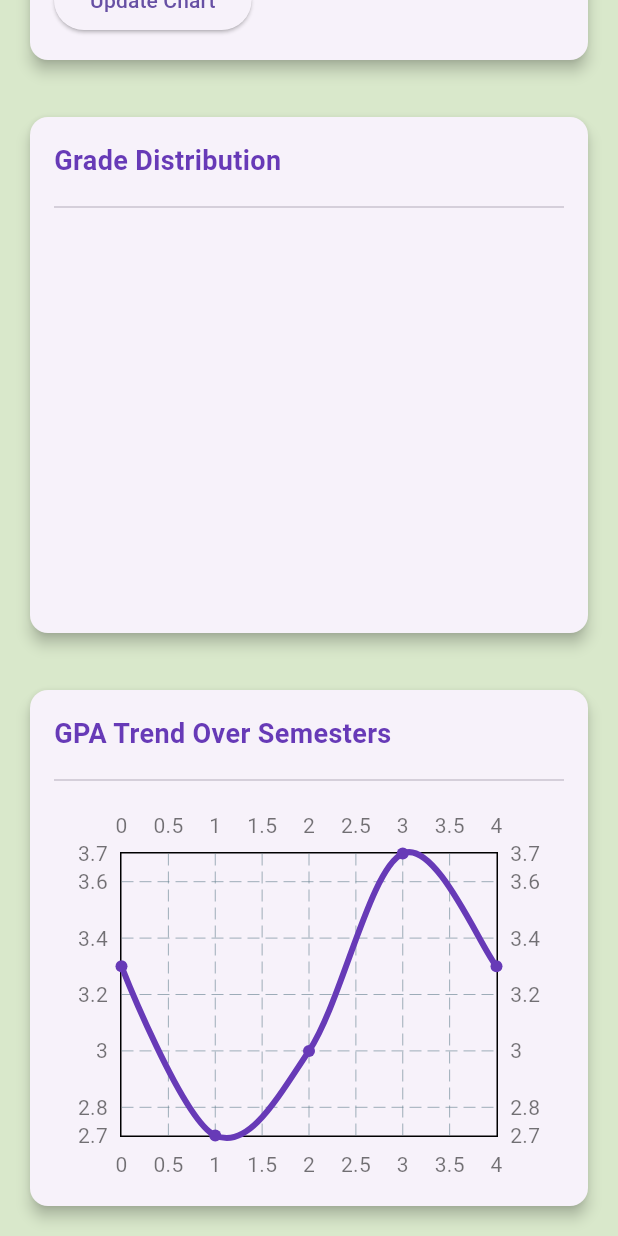
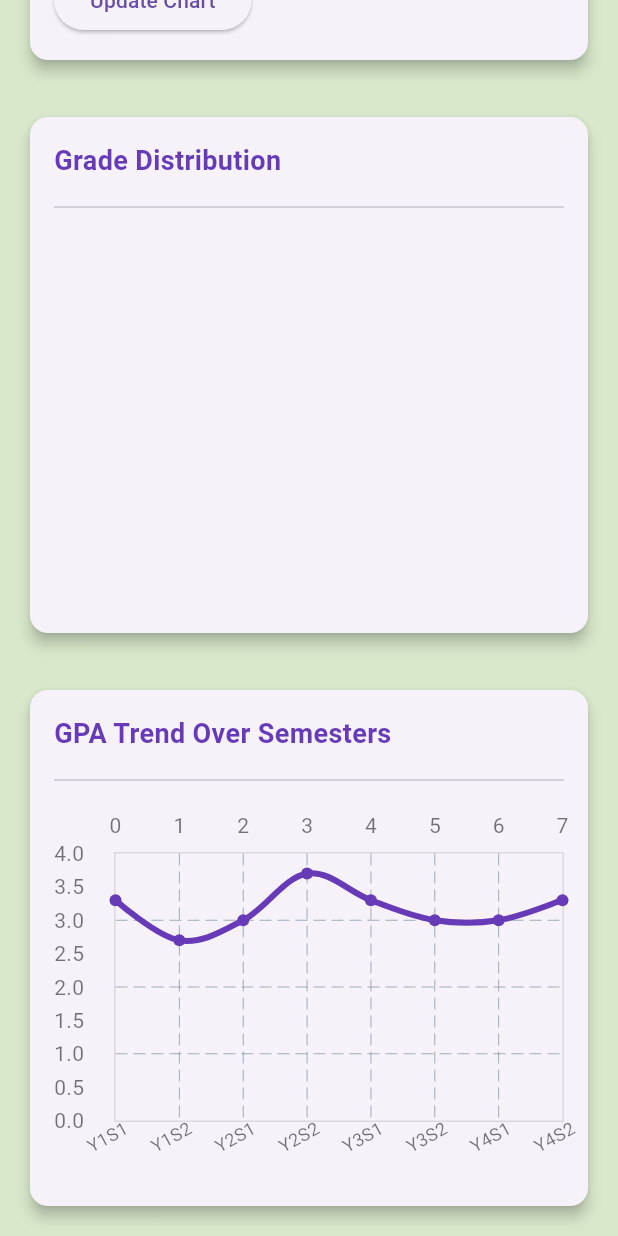
Before and after one commit to RajanithBandara/nsbm_student_academic_tracker, a Flutter app: the ProgressionPage screen opened directly, scrolled down 563 dp, on a phone screen of 412 x 824 dp. Run offline on Flutter 3.47's test engine with Material 3 defaults, Android fonts, the light colour scheme and no system bars; drawn by our look-alikes of dynamic_color, fl_chart; our stand-ins replace awesome_notifications, cloud_firestore, firebase_auth, firebase_core, flutter_staggered_animations, google_sign_in and 4 more; accounts and stored records are empty.

Commit message:
corrected some mistakes in gpa chart

```diff
--- a/lib/pages/progressionView.dart
+++ b/lib/pages/progressionView.dart
@@ -258,6 +258,9 @@ class _ProgressionPageState extends State<ProgressionPage> {
               height: 250,
               child: LineChart(
                 LineChartData(
+                  minX: 0,
+                  minY: 0,
+                  maxY: 4,
                   lineBarsData: [
                     LineChartBarData(
                       spots: const [
@@ -266,12 +269,87 @@ class _ProgressionPageState extends State<ProgressionPage> {
                         FlSpot(2, 3.0),
                         FlSpot(3, 3.7),
                         FlSpot(4, 3.3),
+                        FlSpot(5, 3.0),
+                        FlSpot(6, 3.0),
+                        FlSpot(7, 3.3),
                       ],
                       isCurved: true,
                       color: Colors.deepPurple,
                       barWidth: 4,
+                      belowBarData: BarAreaData(show: false),
+                      dotData: const FlDotData(show: true),
                     ),
                   ],
+                  titlesData: FlTitlesData(
+                    leftTitles: AxisTitles(
+                      sideTitles: SideTitles(
+                        showTitles: true,
+                        interval: 0.5,
+                        reservedSize: 40,
+                        getTitlesWidget: (value, meta) {
+                          return Text(value.toStringAsFixed(1));
+                        },
+                      ),
+                    ),
+                    rightTitles: const AxisTitles(
+                      sideTitles: SideTitles(showTitles: false),
+                    ),
+                    bottomTitles: AxisTitles(
+                      sideTitles: SideTitles(
+                        showTitles: true,
+                        reservedSize: 40,
+                        getTitlesWidget: (value, meta) {
+                          List<String> semesters = [
+                            'Y1S1', 'Y1S2', 'Y2S1', 'Y2S2',
+                            'Y3S1', 'Y3S2', 'Y4S1', 'Y4S2'
+                          ];
+                          if (value.toInt() >= 0 && value.toInt() < semesters.length) {
+                            return Transform.rotate(
+                              angle: -0.5,
+                              child: Text(
+                                semesters[value.toInt()],
+                                style: const TextStyle(fontSize: 12),
+                              ),
+                            );
+                          } else {
+                            return const Text("");
+                          }
+                        },
+                      ),
+                    ),
+                  ),
+                  borderData: FlBorderData(
+                    show: true,
+                    border: Border.all(
+                      color: Colors.grey.withOpacity(0.3),
+                      width: 1,
+                    ),
+                  ),
+                  gridData: const FlGridData(show: true),
+                  lineTouchData: LineTouchData(
+                    touchTooltipData: LineTouchTooltipData(
+                      getTooltipColor: (LineBarSpot touchedSpot) => Colors.deepPurple,
+                      getTooltipItems: (List<LineBarSpot> touchedSpots) {
+                        return touchedSpots.map((spot) {
+                          double gpa = spot.y;
+                          String gpaClass;
+                          if (gpa >= 3.7) {
+                            gpaClass = 'First Class';
+                          } else if (gpa >= 3.3) {
+                            gpaClass = 'Second Upper';
+                          } else if (gpa >= 3.0) {
+                            gpaClass = 'Second Lower';
+                          } else {
+                            gpaClass = 'General Pass';
+                          }
+                          return LineTooltipItem(
+                            'GPA: ${gpa.toStringAsFixed(2)}\nClass: $gpaClass',
+                            const TextStyle(color: Colors.white, fontSize: 14),
+                          );
+                        }).toList();
+                      },
+                    ),
+                  ),
                 ),
               ),
             ),
```
